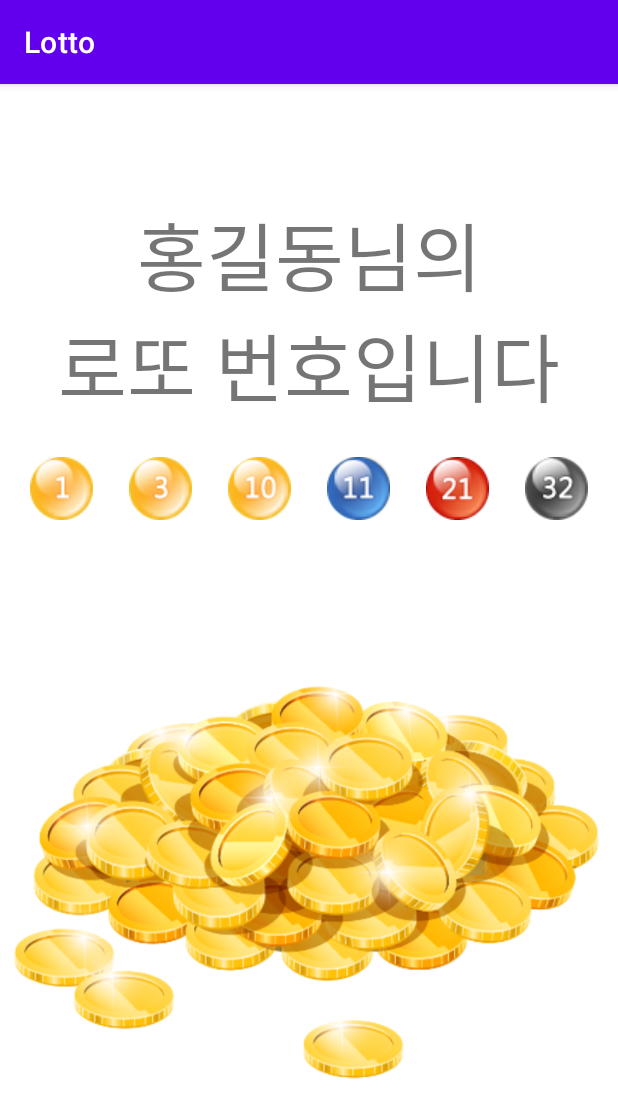
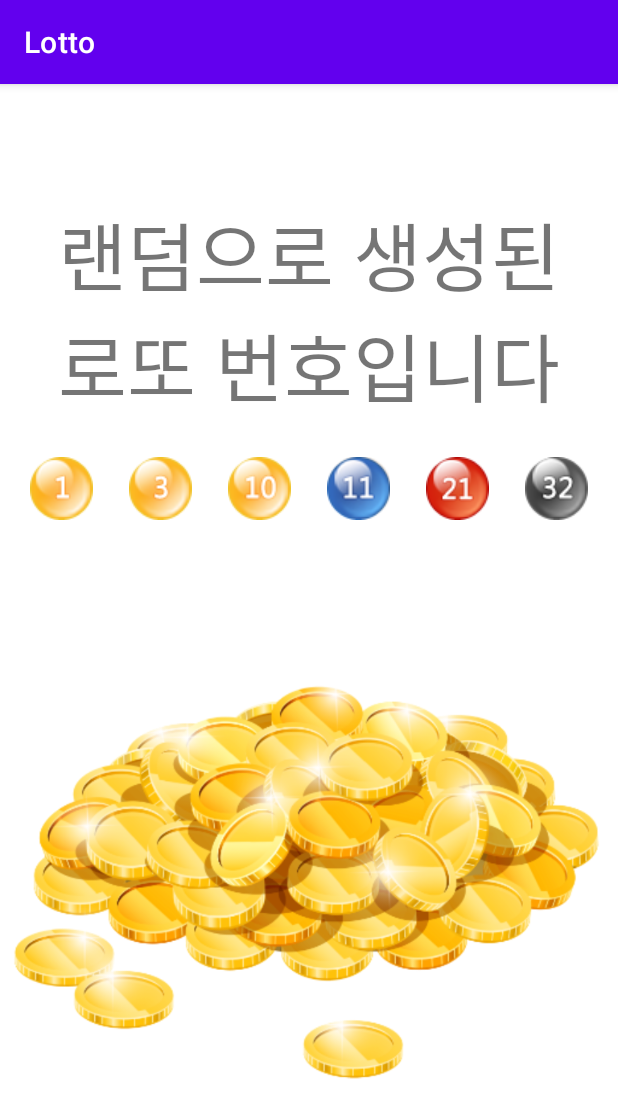
Before and after one commit to koolunkle/ICox_LottoSimulator, an Android app: the ResultActivity screen opened directly, with no data from a screen before it, on a phone screen of 412 x 824 dp. Shown: the top 1118 px of the screen. Run offline under Robolectric (Android 15) with nearby library versions, the phone set to English and light mode, and no system bars; our stand-ins replace data binding.

Commit message:
결과 화면에서 입력 받은 이름 활용

```diff
--- a/app/src/main/java/com/icox/lotto/NameActivity.kt
+++ b/app/src/main/java/com/icox/lotto/NameActivity.kt
@@ -2,6 +2,8 @@ package com.icox.lotto
 
 import android.content.Intent
 import android.os.Bundle
+import android.text.TextUtils
+import android.widget.Toast
 import androidx.databinding.DataBindingUtil
 import com.icox.lotto.databinding.ActivityNameBinding
 import java.text.SimpleDateFormat
@@ -32,6 +34,10 @@ class NameActivity : BaseActivity() {
 
     override fun setupEvents() {
         binding.btnGo.setOnClickListener {
+            if (TextUtils.isEmpty(binding.edtName.text.toString())) {
+                Toast.makeText(mContext, "이름을 입력하세요", Toast.LENGTH_SHORT).show()
+                return@setOnClickListener
+            }
             val myIntent = Intent(mContext, ResultActivity::class.java)
             myIntent.putIntegerArrayListExtra(
                 "result",
--- a/app/src/main/java/com/icox/lotto/ResultActivity.kt
+++ b/app/src/main/java/com/icox/lotto/ResultActivity.kt
@@ -1,9 +1,12 @@
 package com.icox.lotto
 
 import android.os.Bundle
+import android.text.TextUtils
 import android.widget.ImageView
 import androidx.databinding.DataBindingUtil
 import com.icox.lotto.databinding.ActivityResultBinding
+import java.text.SimpleDateFormat
+import java.util.*
 
 class ResultActivity : BaseActivity() {
 
@@ -16,7 +19,15 @@ class ResultActivity : BaseActivity() {
         binding = DataBindingUtil.setContentView(this, R.layout.activity_result)
         setupEvents()
         setValues()
+        val resultLabel = binding.resultLabel
         val result = intent.getIntegerArrayListExtra("result")
+        val name = intent.getStringExtra("name")
+        val constellation = intent.getStringExtra("constellation")
+        resultLabel.text = "랜덤으로 생성된\n로또 번호입니다"
+        if (!TextUtils.isEmpty(name)) {
+            resultLabel.text =
+                "${name} 님의\n로또 번호입니다"
+        }
         result?.let {
             updateLottoBallImage(result.sortedBy { it })
         }
```
